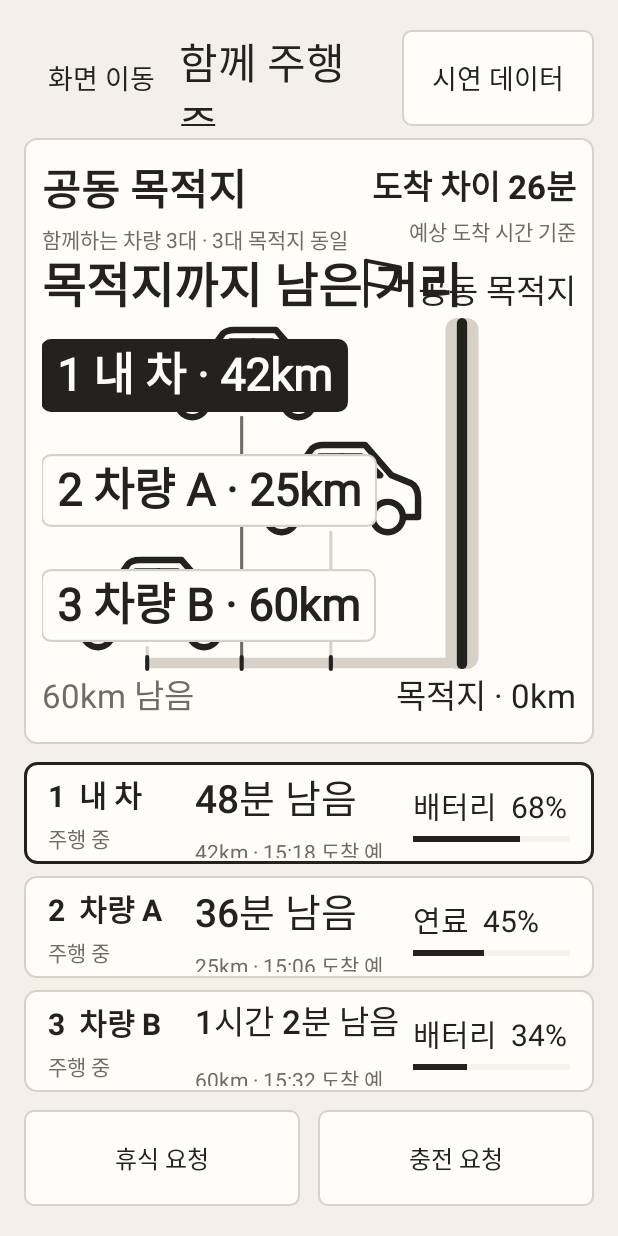
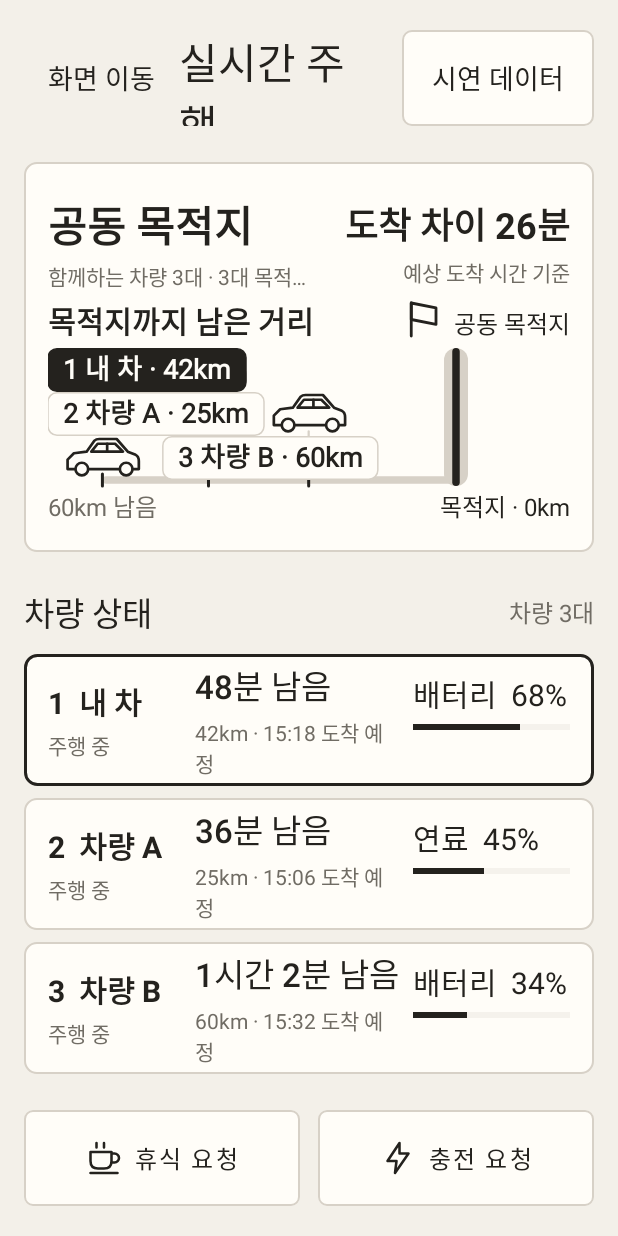
Before and after one commit to HYUNDAI-APP-PROJ/CoDrive, an Android app: the DrivingStatusActivity screen opened directly, with no data from a screen before it, on a phone screen of 412 x 824 dp. Run offline under Robolectric (Android 15) with nearby library versions, the phone set to English and light mode, and no system bars.

Commit message:
feat: 주행 화면을 공통 UI 스타일에 맞춰 정리

```diff
--- a/app/src/main/java/com/codrive/convoy/ui/DrivingStatusScreen.java
+++ b/app/src/main/java/com/codrive/convoy/ui/DrivingStatusScreen.java
@@ -3,12 +3,14 @@ package com.codrive.convoy.ui;
 import android.content.Context;
 import android.content.res.ColorStateList;
 import android.graphics.drawable.RippleDrawable;
+import android.graphics.drawable.Drawable;
 import android.view.Gravity;
 import android.view.View;
-import android.widget.Button;
+import com.google.android.material.button.MaterialButton;
 import android.widget.LinearLayout;
 import android.widget.TextView;
 import androidx.appcompat.app.AlertDialog;
+import androidx.appcompat.content.res.AppCompatResources;
 import com.codrive.BuildConfig;
 import com.codrive.R;
 import com.codrive.convoy.data.model.*;
@@ -78,25 +80,33 @@ public final class DrivingStatusScreen {
         content.getLayoutParams().width=availableWidth; content.requestLayout();
         compact=availableWidth/density<1000;
         briefHeader=availableHeight/density<700;
-        int topbar=64, alert=compact?32:40;
+        int topbar=64, alert=compact?36:40;
         int usableHeight=Math.round(availableHeight/density);
-        boolean spacious=!compact && usableHeight>=850;
-        boolean tallCompact=compact && usableHeight>=850;
-        int contentHeight=usableHeight-topbar-64-(hasNotice?alert:0)-32;
+        int panelGap=briefHeader?12:24, actionsGap=briefHeader?12:24;
+        int sectionGap=briefHeader?12:68;
         int cardGaps=Math.max(0,vehicleCount-1)*8;
-        int minimumCards=compact?vehicleCount*(briefHeader?64:68)+cardGaps:240;
-        // Aim for half the app window, reserving readable cards and the 64dp actions.
-        int panelHeight=Math.max(0,Math.min(Math.round(usableHeight*0.52f),contentHeight-minimumCards));
-        shortWindow=compact?(contentHeight-panelHeight-cardGaps)/Math.max(1,vehicleCount)<80:contentHeight-panelHeight<360;
-        height(R.id.convoy_topbar,topbar); height(R.id.convoy_header,briefHeader?44:compact?tallCompact?88:64:spacious?112:84);
-        height(R.id.convoy_destination_panel,panelHeight); height(R.id.convoy_alert,alert);
+        int cardHeight=compact?vehicleCount*(briefHeader?64:88)+cardGaps:briefHeader?220:260;
+        int panelHeight=Math.max(0,usableHeight-topbar-cardHeight-64-(hasNotice?alert:0)-panelGap-actionsGap-sectionGap);
+        shortWindow=compact||cardHeight<330;
+        height(R.id.convoy_topbar,topbar);
+        height(R.id.convoy_header,briefHeader?44:compact?76:96);
+        height(R.id.convoy_destination_panel,panelHeight);
+        height(R.id.convoy_cards,cardHeight);
+        height(R.id.convoy_alert,alert);
+        root.findViewById(R.id.convoy_cards_header).setVisibility(briefHeader?View.GONE:View.VISIBLE);
+        View cards=root.findViewById(R.id.convoy_cards);
+        ((LinearLayout.LayoutParams)cards.getLayoutParams()).topMargin=dp(briefHeader?12:0);
+        cards.requestLayout();
+        View actions=root.findViewById(R.id.convoy_actions);
+        ((LinearLayout.LayoutParams)actions.getLayoutParams()).topMargin=dp(actionsGap); actions.requestLayout();
         View panel=root.findViewById(R.id.convoy_destination_panel);
-        int inset=dp(compact?12:spacious?24:16); panel.setPadding(inset,inset,inset,inset);
-        ((TextView)root.findViewById(R.id.convoy_page_title)).setTextSize(briefHeader?24:28);
-        ((TextView)root.findViewById(R.id.convoy_destination)).setTextSize(compact?tallCompact?36:28:spacious?52:44);
-        ((TextView)root.findViewById(R.id.convoy_arrival_summary)).setTextSize(compact?tallCompact?28:22:spacious?40:34);
-        ((TextView)root.findViewById(R.id.convoy_destination_summary)).setTextSize(compact?tallCompact?18:14:spacious?24:20);
-        ((TextView)root.findViewById(R.id.convoy_comparison_scope)).setTextSize(compact?tallCompact?16:14:spacious?22:18);
+        ((LinearLayout.LayoutParams)panel.getLayoutParams()).topMargin=dp(panelGap);
+        int inset=dp(compact?16:24); panel.setPadding(inset,inset,inset,inset);
+        ((TextView)root.findViewById(R.id.convoy_page_title)).setTextSize(28);
+        ((TextView)root.findViewById(R.id.convoy_destination)).setTextSize(compact?28:36);
+        ((TextView)root.findViewById(R.id.convoy_arrival_summary)).setTextSize(compact?24:32);
+        ((TextView)root.findViewById(R.id.convoy_destination_summary)).setTextSize(compact?14:18);
+        ((TextView)root.findViewById(R.id.convoy_comparison_scope)).setTextSize(compact?14:16);
         root.findViewById(R.id.convoy_destination_summary).setVisibility(briefHeader?View.GONE:View.VISIBLE);
         root.findViewById(R.id.convoy_comparison_scope).setVisibility(briefHeader?View.GONE:View.VISIBLE);
         rebuildCards();
@@ -132,6 +142,7 @@ public final class DrivingStatusScreen {
         StringBuilder members=new StringBuilder();
         for(VehicleStatus vehicle:state.trip.vehicles) { if(members.length()>0) members.append(" · "); members.append(vehicle.displayName); }
         text(R.id.convoy_members_summary,briefHeader?"차량 "+state.trip.vehicles.size()+"대 · "+state.destinationSummary:members.toString());
+        text(R.id.convoy_card_count,context.getString(R.string.convoy_vehicle_count,state.trip.vehicles.size()));
         text(R.id.convoy_arrival_summary,state.arrivalSummary); text(R.id.convoy_comparison_scope,state.comparisonScope);
         ((RemainingDistanceTrack)root.findViewById(R.id.convoy_track)).bind(state);
         for(int i=0;i<cards.size();i++) {
@@ -153,15 +164,22 @@ public final class DrivingStatusScreen {
         action(id,label,request.shared==type,state.trip.actionsAllowed&&!pending);
     }
     private void action(int id,String label,boolean selected,boolean enabled) {
-        Button button=root.findViewById(id);
+        MaterialButton button=root.findViewById(id);
         button.setText(label); button.setContentDescription(label); button.setTextSize(compact?16:18);
         button.setEnabled(enabled); button.setSelected(selected); button.setAlpha(1f);
         int fill=context.getColor(!enabled?R.color.convoy_disabled:selected?R.color.convoy_ink:R.color.convoy_surface);
         int ink=context.getColor(!enabled?R.color.convoy_muted:selected?R.color.convoy_surface:R.color.convoy_ink);
-        button.setTextColor(ink); button.setBackgroundTintList(null);
+        button.setTextColor(ink); button.setBackgroundTintList(ColorStateList.valueOf(fill));
+        int iconId=id==R.id.convoy_rest?R.drawable.convoy_ic_rest:
+                state.energyRequest()==VehicleRequest.Type.REFUEL?R.drawable.convoy_ic_fuel:R.drawable.convoy_ic_charge;
+        Drawable icon=AppCompatResources.getDrawable(context,iconId).mutate();
+        button.setIcon(icon); button.setIconTint(ColorStateList.valueOf(ink));
+        button.setIconSize(dp(24)); button.setIconPadding(dp(8));
+        button.setIconGravity(MaterialButton.ICON_GRAVITY_TEXT_START);
         int border=context.getColor(!enabled?R.color.convoy_disabled:selected?R.color.convoy_ink:R.color.convoy_line);
         int pressed=context.getColor(selected?R.color.convoy_accent_hover:R.color.convoy_hover);
-        button.setBackground(new RippleDrawable(ColorStateList.valueOf(pressed),VehicleStatusCard.shape(context,fill,border,6),null));
+        button.setStrokeWidth(dp(1)); button.setStrokeColor(ColorStateList.valueOf(border));
+        button.setCornerRadius(dp(6)); button.setRippleColor(ColorStateList.valueOf(pressed));
     }
     private void showScenarios() {
         if(!BuildConfig.DEBUG || state==null || !state.trip.detailsAllowed) return;
--- a/app/src/main/java/com/codrive/convoy/ui/RemainingDistanceTrack.java
+++ b/app/src/main/java/com/codrive/convoy/ui/RemainingDistanceTrack.java
@@ -93,15 +93,15 @@ public final class RemainingDistanceTrack extends View {
         compact = getWidth() / density < 1000;
         float height = getHeight() / density;
         boolean spacious = getWidth() / density >= 900 && height >= 300;
-        labelSize = spacious ? 36 : height >= 240 ? 30 : height >= 170 ? 24 : height >= 145 ? 18 : 16;
-        headingSize = spacious ? 36 : height >= 240 ? 32 : height >= 170 ? 28 : height >= 145 ? 22 : 20;
-        axisSize = spacious ? 24 : height >= 240 ? 22 : height >= 170 ? 20 : height >= 145 ? 18 : 16;
+        labelSize = spacious ? 28 : height >= 240 ? 26 : height >= 170 ? 24 : height >= 145 ? 18 : 16;
+        headingSize = height >= 240 ? 24 : 20;
+        axisSize = height >= 240 ? 20 : 16;
         detailScale = axisSize / 16;
         laneTop = dp(headingSize + 12);
         float bottomSpace = excludedLabel.isEmpty() ? axisSize <= 16 ? 32 : axisSize + 20 : axisSize * 2 + 22;
         baseline = Math.max(laneTop, getHeight() - dp(bottomSpace));
         float rowHeight = (baseline - laneTop) / Math.max(1, markers.size());
-        carScale = Math.max(0.8f, Math.min(2.6f, Math.min(height / 125f, (rowHeight / density - 4) / 24f)));
+        carScale = Math.max(0.8f, Math.min(2.2f, Math.min(height / 125f, (rowHeight / density - 4) / 24f)));
         left = dp(23 * carScale + 12);
         right = Math.max(left, getWidth() - dp(compact ? 76 : spacious ? 132 : 108));
         paint.setFakeBoldText(true);
@@ -120,7 +120,7 @@ public final class RemainingDistanceTrack extends View {
             marker.y = laneTop + rowHeight * (i + 0.5f);
             float width = paint.measureText(marker.label) + dp(20);
             float labelLeft = marker.x + labelOffset;
-            if (labelLeft + width > getWidth()) labelLeft = marker.x - labelOffset - width;
+            if (labelLeft + width > right - dp(12 * detailScale)) labelLeft = marker.x - labelOffset - width;
             labelLeft = Math.max(0, labelLeft);
             marker.labelBounds.set(labelLeft, marker.y - labelHeight / 2,
                     labelLeft + width, marker.y + labelHeight / 2);
--- a/app/src/main/java/com/codrive/convoy/ui/VehicleStatusCard.java
+++ b/app/src/main/java/com/codrive/convoy/ui/VehicleStatusCard.java
@@ -9,6 +9,7 @@ import android.view.LayoutInflater;
 import android.view.View;
 import android.view.ViewGroup;
 import android.widget.ProgressBar;
+import android.widget.ImageView;
 import android.widget.TextView;
 import androidx.core.widget.TextViewCompat;
 import com.codrive.R;
@@ -42,6 +43,11 @@ public final class VehicleStatusCard {
         GradientDrawable background=shape(context,color(R.color.convoy_surface),own?ink:line,8);
         if(own) background.setStroke(dp(2),ink);
         view.setBackground(new RippleDrawable(ColorStateList.valueOf(color(R.color.convoy_hover)),background,null));
+        if(!compact) {
+            ImageView icon=view.findViewById(R.id.convoy_card_icon);
+            icon.setImageTintList(ColorStateList.valueOf(own?color(R.color.convoy_surface):ink));
+            icon.setBackground(shape(context,own?ink:color(R.color.convoy_background),own?ink:line,6));
+        }
         show(R.id.convoy_card_name,vehicle.displayOrder+"  "+vehicle.displayName,ink);
         String freshness=state.freshness(vehicle);
         String motion=state.motion(vehicle);
@@ -60,7 +66,7 @@ public final class VehicleStatusCard {
         String eta=state.eta(vehicle);
         show(R.id.convoy_card_eta,eta,ink);
         TextView etaView=text(R.id.convoy_card_eta);
-        TextViewCompat.setAutoSizeTextTypeUniformWithConfiguration(etaView,compact?20:26,compact?26:shortWindow?40:44,1,android.util.TypedValue.COMPLEX_UNIT_SP);
+        TextViewCompat.setAutoSizeTextTypeUniformWithConfiguration(etaView,compact?20:24,compact?26:36,1,android.util.TypedValue.COMPLEX_UNIT_SP);
         etaView.setMaxLines(1);
         show(R.id.convoy_card_arrival,state.arrivalDetail(vehicle),muted);
         show(R.id.convoy_card_relative,compact||shortWindow ? "" : state.relative(vehicle),muted);
@@ -69,7 +75,7 @@ public final class VehicleStatusCard {
         String energyText=energyName+"  "+(energy.hasLastValue()?Math.round(energy.value)+"%":DrivingText.quality(energy,state.now));
         if(energy.quality==Measurement.Quality.STALE) energyText+=" · 마지막 정보";
         show(R.id.convoy_card_energy,energyText,ink);
-        text(R.id.convoy_card_energy).setTextSize(energy.hasLastValue()?compact?20:22:compact?16:18);
+        text(R.id.convoy_card_energy).setTextSize(energy.hasLastValue()?20:compact?16:18);
         ProgressBar meter=view.findViewById(R.id.convoy_card_meter);
         meter.setVisibility(energy.hasLastValue()?View.VISIBLE:View.GONE);
         if(energy.hasLastValue()) meter.setProgress((int)Math.round(energy.value));
@@ -87,6 +93,10 @@ public final class VehicleStatusCard {
             if(notice.contains("잔량")) notice="잔량 낮음";
         }
         show(R.id.convoy_card_notice,notice,ink);
+        TextView noticeView=text(R.id.convoy_card_notice);
+        noticeView.setMaxLines(1); noticeView.setEllipsize(TextUtils.TruncateAt.END);
+        noticeView.setMinHeight(dp(20));
+        noticeView.setVisibility(notice.isEmpty()?View.INVISIBLE:View.VISIBLE);
         show(R.id.convoy_card_connection,compact?"":freshness,muted);
         if(!compact) view.setPadding(dp(16),dp(shortWindow?12:16),dp(16),dp(shortWindow?12:16));
         view.setContentDescription(vehicle.displayName+". "+state.motion(vehicle)+". "+eta+". "+state.arrivalDetail(vehicle)
--- /dev/null
+++ b/app/src/main/res/drawable/convoy_ic_charge.xml
@@ -0,0 +1,3 @@
+<vector xmlns:android="http://schemas.android.com/apk/res/android" android:width="24dp" android:height="24dp" android:viewportWidth="24" android:viewportHeight="24">
+    <path android:pathData="M13,2 L5,14 L11,14 L10,22 L19,9 L13,9 Z" android:fillColor="@android:color/transparent" android:strokeColor="@color/convoy_ink" android:strokeWidth="1.7" android:strokeLineCap="round" android:strokeLineJoin="round" />
+</vector>
--- /dev/null
+++ b/app/src/main/res/drawable/convoy_ic_fuel.xml
@@ -0,0 +1,3 @@
+<vector xmlns:android="http://schemas.android.com/apk/res/android" android:width="24dp" android:height="24dp" android:viewportWidth="24" android:viewportHeight="24">
+    <path android:pathData="M4,21 L4,3 L13,3 L13,21 M2,21 L15,21 M4,9 L13,9 M13,12 L16,12 L16,18 Q16,20 19,20 Q21,20 21,18 L21,8 L18,5 M21,8 L18,8 L18,11 L21,11" android:fillColor="@android:color/transparent" android:strokeColor="@color/convoy_ink" android:strokeWidth="1.7" android:strokeLineCap="round" android:strokeLineJoin="round" />
+</vector>
--- /dev/null
+++ b/app/src/main/res/drawable/convoy_ic_rest.xml
@@ -0,0 +1,3 @@
+<vector xmlns:android="http://schemas.android.com/apk/res/android" android:width="24dp" android:height="24dp" android:viewportWidth="24" android:viewportHeight="24">
+    <path android:pathData="M3,8 L17,8 L17,14 Q17,19 12,19 L8,19 Q3,19 3,14 Z M17,9 L19,9 A3,3 0,0 1,19,15 L17,15 M3,22 L21,22 M7,2 L7,5 M12,2 L12,5" android:fillColor="@android:color/transparent" android:strokeColor="@color/convoy_ink" android:strokeWidth="1.7" android:strokeLineCap="round" android:strokeLineJoin="round" />
+</vector>
--- a/app/src/main/res/layout/activity_driving_status.xml
+++ b/app/src/main/res/layout/activity_driving_status.xml
@@ -23,7 +23,7 @@
                     android:stateListAnimator="@animator/convoy_button_press" />
             </LinearLayout>
             <LinearLayout android:id="@+id/convoy_destination_panel" android:layout_width="match_parent" android:layout_height="300dp"
-                android:layout_marginTop="8dp" android:padding="16dp" android:orientation="vertical" android:background="@drawable/convoy_destination_panel">
+                android:layout_marginTop="24dp" android:padding="24dp" android:orientation="vertical" android:background="@drawable/convoy_destination_panel">
                 <LinearLayout android:id="@+id/convoy_header" android:layout_width="match_parent" android:layout_height="76dp" android:gravity="center_vertical" android:baselineAligned="false">
                     <LinearLayout android:layout_width="0dp" android:layout_height="wrap_content" android:layout_weight="1" android:orientation="vertical" android:layout_marginEnd="16dp">
                         <TextView android:id="@+id/convoy_destination" style="@style/ConvoyText" android:textSize="36sp" android:textStyle="bold" android:maxLines="1" android:ellipsize="end" />
@@ -37,13 +37,19 @@
                 <com.codrive.convoy.ui.RemainingDistanceTrack android:id="@+id/convoy_track"
                     android:layout_width="match_parent" android:layout_height="0dp" android:layout_weight="1" android:importantForAccessibility="yes" />
             </LinearLayout>
+            <LinearLayout android:id="@+id/convoy_cards_header" android:layout_width="match_parent" android:layout_height="32dp"
+                android:layout_marginTop="24dp" android:layout_marginBottom="12dp" android:gravity="center_vertical" android:baselineAligned="false">
+                <TextView style="@style/ConvoyText" android:layout_width="0dp" android:layout_weight="1" android:text="@string/convoy_vehicle_status"
+                    android:textSize="22sp" android:fontFamily="sans-serif-medium" />
+                <TextView android:id="@+id/convoy_card_count" style="@style/ConvoyText.Muted" />
+            </LinearLayout>
             <LinearLayout android:id="@+id/convoy_cards" android:layout_width="match_parent" android:layout_height="0dp"
-                android:layout_weight="1" android:layout_marginTop="12dp" android:orientation="horizontal" android:baselineAligned="false" />
+                android:layout_weight="0" android:orientation="horizontal" android:baselineAligned="false" />
             <TextView android:id="@+id/convoy_alert" style="@style/ConvoyText.Muted" android:layout_width="match_parent"
                 android:layout_height="40dp" android:gravity="center_vertical" android:drawableStart="@drawable/convoy_ic_alert" android:drawablePadding="8dp" android:accessibilityLiveRegion="polite" android:maxLines="2" />
-            <LinearLayout android:id="@+id/convoy_actions" android:layout_width="match_parent" android:layout_height="64dp" android:layout_marginTop="12dp" android:baselineAligned="false">
-                <androidx.appcompat.widget.AppCompatButton android:id="@+id/convoy_rest" style="@style/ConvoyAction" android:text="@string/convoy_rest" />
-                <androidx.appcompat.widget.AppCompatButton android:id="@+id/convoy_energy" style="@style/ConvoyAction" android:layout_marginStart="12dp" android:text="@string/convoy_energy" />
+            <LinearLayout android:id="@+id/convoy_actions" android:layout_width="match_parent" android:layout_height="64dp" android:layout_marginTop="24dp" android:baselineAligned="false">
+                <com.google.android.material.button.MaterialButton android:id="@+id/convoy_rest" style="@style/ConvoyAction" android:text="@string/convoy_rest" />
+                <com.google.android.material.button.MaterialButton android:id="@+id/convoy_energy" style="@style/ConvoyAction" android:layout_marginStart="12dp" android:text="@string/convoy_energy" />
             </LinearLayout>
         </LinearLayout>
     </FrameLayout>
--- a/app/src/main/res/layout/convoy_vehicle_card.xml
+++ b/app/src/main/res/layout/convoy_vehicle_card.xml
@@ -2,10 +2,12 @@
 <LinearLayout xmlns:android="http://schemas.android.com/apk/res/android" android:layout_width="match_parent" android:layout_height="match_parent"
     android:orientation="vertical" android:padding="16dp">
     <LinearLayout android:layout_width="match_parent" android:layout_height="wrap_content" android:gravity="center_vertical">
-        <TextView android:id="@+id/convoy_card_name" style="@style/ConvoyText" android:layout_width="0dp" android:layout_weight="1" android:textSize="22sp" android:textStyle="bold" />
+        <ImageView android:id="@+id/convoy_card_icon" android:layout_width="36dp" android:layout_height="36dp" android:padding="6dp"
+            android:layout_marginEnd="12dp" android:src="@drawable/convoy_ic_drive" android:importantForAccessibility="no" />
+        <TextView android:id="@+id/convoy_card_name" style="@style/ConvoyText" android:layout_width="0dp" android:layout_weight="1" android:textSize="20sp" android:fontFamily="sans-serif-medium" android:maxLines="1" android:ellipsize="end" />
         <TextView android:id="@+id/convoy_card_motion" style="@style/ConvoyText.Muted" />
     </LinearLayout>
-    <TextView android:id="@+id/convoy_card_eta" style="@style/ConvoyText" android:layout_width="match_parent" android:layout_marginTop="8dp" android:textSize="44sp" android:fontFamily="sans-serif-medium" />
+    <TextView android:id="@+id/convoy_card_eta" style="@style/ConvoyText" android:layout_height="48sp" android:gravity="center_vertical" android:layout_width="match_parent" android:layout_marginTop="8dp" android:textSize="36sp" android:fontFamily="sans-serif-medium" />
     <TextView android:id="@+id/convoy_card_arrival" style="@style/ConvoyText.Muted" android:layout_marginTop="3dp" />
     <TextView android:id="@+id/convoy_card_relative" style="@style/ConvoyText.Muted" android:layout_marginTop="5dp" />
     <LinearLayout android:id="@+id/convoy_card_energy_area" android:layout_width="match_parent" android:layout_height="wrap_content" android:orientation="vertical" android:layout_marginTop="8dp">
--- a/app/src/main/res/layout/convoy_vehicle_row.xml
+++ b/app/src/main/res/layout/convoy_vehicle_row.xml
@@ -7,7 +7,7 @@
         <TextView android:id="@+id/convoy_card_connection" style="@style/ConvoyText.Muted" android:textSize="14sp" android:layout_marginTop="4dp" android:maxLines="2" />
     </LinearLayout>
     <LinearLayout android:layout_width="0dp" android:layout_height="wrap_content" android:layout_weight="44" android:orientation="vertical" android:paddingHorizontal="8dp">
-        <TextView android:id="@+id/convoy_card_eta" style="@style/ConvoyText" android:textSize="28sp" android:fontFamily="sans-serif-medium" />
+        <TextView android:id="@+id/convoy_card_eta" style="@style/ConvoyText" android:layout_height="34sp" android:gravity="center_vertical" android:textSize="26sp" android:fontFamily="sans-serif-medium" />
         <TextView android:id="@+id/convoy_card_arrival" style="@style/ConvoyText.Muted" android:textSize="14sp" android:layout_marginTop="4dp" />
         <TextView android:id="@+id/convoy_card_relative" style="@style/ConvoyText.Muted" android:layout_marginTop="4dp" android:visibility="gone" />
     </LinearLayout>
--- a/app/src/main/res/values/convoy_strings.xml
+++ b/app/src/main/res/values/convoy_strings.xml
@@ -1,6 +1,6 @@
 <resources>
     <string name="convoy_brand">CoDrive</string>
-    <string name="convoy_title">함께 주행 중</string>
+    <string name="convoy_title">실시간 주행</string>
     <string name="convoy_demo">시연 데이터</string>
     <string name="convoy_demo_settings">시연 데이터 · 설정 열기</string>
     <string name="convoy_distance_heading">목적지까지 남은 거리</string>
@@ -20,4 +20,6 @@
     <string name="convoy_nav_history">여행 기록</string>
     <string name="convoy_nav_current">실시간 주행, 현재 화면</string>
     <string name="convoy_nav_unavailable">%1$s, 현재 화면에서는 사용할 수 없음</string>
+    <string name="convoy_vehicle_status">차량 상태</string>
+    <string name="convoy_vehicle_count">차량 %1$d대</string>
 </resources>
--- a/app/src/main/res/values/convoy_styles.xml
+++ b/app/src/main/res/values/convoy_styles.xml
@@ -22,7 +22,9 @@
         <item name="android:textColor">@color/convoy_muted</item>
         <item name="android:textSize">16sp</item>
     </style>
-    <style name="ConvoyAction" parent="Widget.AppCompat.Button.Borderless">
+    <style name="ConvoyAction" parent="Widget.MaterialComponents.Button.OutlinedButton">
+        <item name="android:insetTop">0dp</item>
+        <item name="android:insetBottom">0dp</item>
         <item name="android:layout_width">0dp</item>
         <item name="android:layout_height">64dp</item>
         <item name="android:layout_weight">1</item>
```
